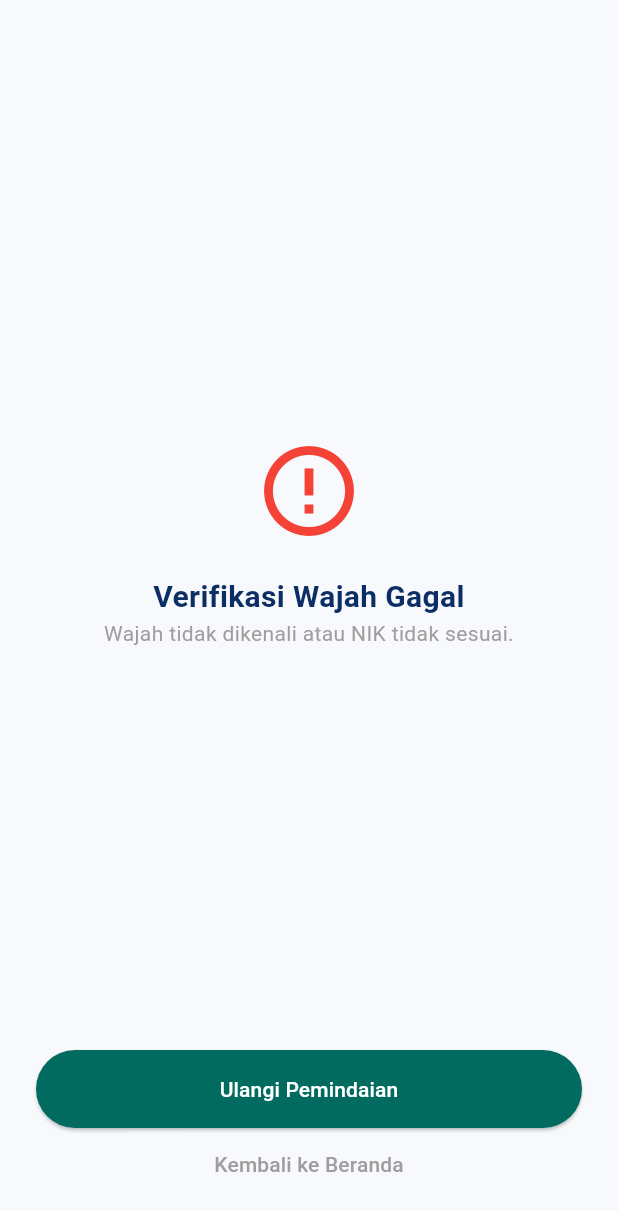
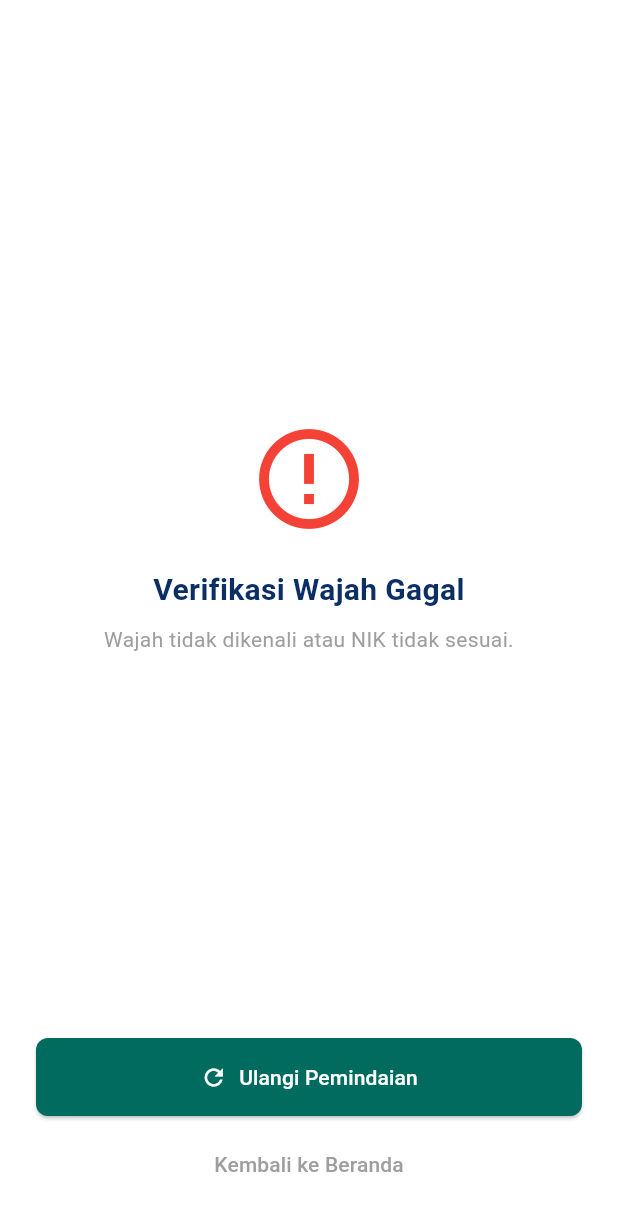
Before and after one commit to iqihaz25/kelompok-4_smart_attendance, a Flutter app: the FailedScreen screen opened directly with empty values, on a phone screen of 412 x 824 dp. Shown: the top 1211 px of the screen. Run offline on Flutter 3.47's test engine with Material 3 defaults, Android fonts, the phone set to English and light mode, and no system bars; our stand-ins replace camera, cloud_firestore, firebase_auth, firebase_core, fl_chart, geolocator; missing offline and left inert: dart:html, excel, google_mlkit_face_detection; accounts and stored records are empty.

Commit message:
Update failed_screen.dart

```diff
--- a/lib/screens/failed_screen.dart
+++ b/lib/screens/failed_screen.dart
@@ -6,30 +6,79 @@ class FailedScreen extends StatelessWidget {
   final String employeeNama;
   final double? lat;
   final double? lng;
+  final String? reason; // alasan kegagalan yang lebih deskriptif
 
-  const FailedScreen({super.key, required this.employeeId, required this.employeeNama, this.lat, this.lng});
+  const FailedScreen({
+    super.key,
+    required this.employeeId,
+    required this.employeeNama,
+    this.lat,
+    this.lng,
+    this.reason,
+  });
 
   @override
   Widget build(BuildContext context) {
     return Scaffold(
-      body: Padding(
+      backgroundColor: Colors.white,
+      body: SafeArea(
+        child: Padding(
           padding: const EdgeInsets.all(24.0),
           child: Column(
             crossAxisAlignment: CrossAxisAlignment.stretch,
             children: [
               const Spacer(),
-            const Center(child: Icon(Icons.error_outline, size: 72, color: Colors.red)),
+              const Center(
+                child: Icon(Icons.error_outline, size: 80, color: Colors.red),
+              ),
               const SizedBox(height: 20),
-            const Text('Verifikasi Wajah Gagal', textAlign: TextAlign.center, style: TextStyle(fontSize: 20, fontWeight: FontWeight.bold, color: Color(0xFF0B2F64))),
-            const Text('Wajah tidak dikenali atau NIK tidak sesuai.', textAlign: TextAlign.center, style: TextStyle(color: Colors.grey)),
+              const Text(
+                'Verifikasi Wajah Gagal',
+                textAlign: TextAlign.center,
+                style: TextStyle(
+                  fontSize: 20,
+                  fontWeight: FontWeight.bold,
+                  color: Color(0xFF0B2F64),
+                ),
+              ),
+              const SizedBox(height: 8),
+              Text(
+                reason ?? 'Wajah tidak dikenali atau NIK tidak sesuai.',
+                textAlign: TextAlign.center,
+                style: const TextStyle(color: Colors.grey, height: 1.5),
+              ),
               const Spacer(),
-            ElevatedButton(
-              onPressed: () => Navigator.pushReplacement(context, MaterialPageRoute(builder: (context) => CameraScreen(employeeId: employeeId, employeeNama: employeeNama, lat: lat, lng: lng))),
-              style: ElevatedButton.styleFrom(backgroundColor: const Color(0xFF006B5E), padding: const EdgeInsets.symmetric(vertical: 16)),
-              child: const Text('Ulangi Pemindaian', style: TextStyle(color: Colors.white)),
+              ElevatedButton.icon(
+                onPressed: () => Navigator.pushReplacement(
+                  context,
+                  MaterialPageRoute(
+                    builder: (_) => CameraScreen(
+                      employeeId: employeeId,
+                      employeeNama: employeeNama,
+                      lat: lat,
+                      lng: lng,
                     ),
-            TextButton(onPressed: () => Navigator.popUntil(context, (route) => route.isFirst), child: const Text('Kembali ke Beranda', style: TextStyle(color: Colors.grey))),
+                  ),
+                ),
+                icon: const Icon(Icons.refresh, color: Colors.white),
+                label: const Text('Ulangi Pemindaian',
+                    style: TextStyle(color: Colors.white)),
+                style: ElevatedButton.styleFrom(
+                  backgroundColor: const Color(0xFF006B5E),
+                  padding: const EdgeInsets.symmetric(vertical: 16),
+                  shape: RoundedRectangleBorder(
+                      borderRadius: BorderRadius.circular(8)),
+                ),
+              ),
+              const SizedBox(height: 8),
+              TextButton(
+                onPressed: () =>
+                    Navigator.popUntil(context, (route) => route.isFirst),
+                child: const Text('Kembali ke Beranda',
+                    style: TextStyle(color: Colors.grey)),
+              ),
             ],
+          ),
         ),
       ),
     );
```
Lines whose indentation alone changed are shown as unchanged.
